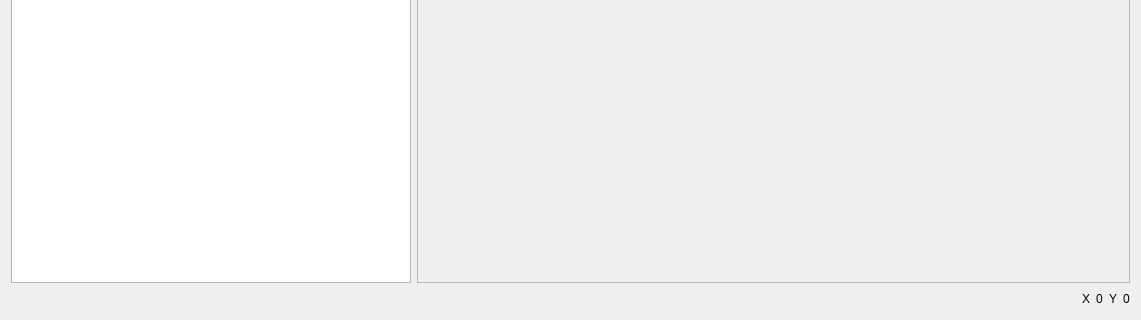
The window that NetworkViewer/ScopeView.ui (glocklueng/openecosys) describes before a commit, drawn with Qt 5; both pictures show x 0 to 1141 and y 469 to 789 of the 1141 by 789 pixel window.
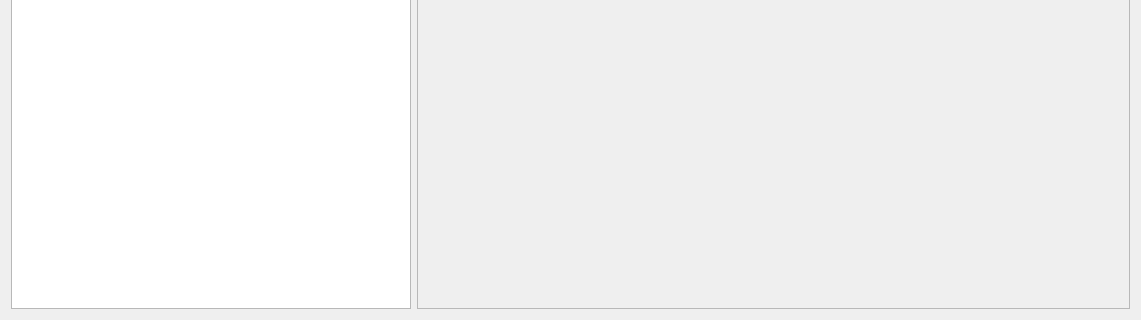
The same window after the commit. Icons and pictures are not drawn.

Patch:
```diff
--- a/NetworkViewer/ScopeView.ui
+++ b/NetworkViewer/ScopeView.ui
@@ -156,51 +156,6 @@
      </item>
     </layout>
    </item>
-   <item>
-    <layout class="QHBoxLayout" name="horizontalLayout_3">
-     <item>
-      <spacer name="horizontalSpacer_2">
-       <property name="orientation">
-        <enum>Qt::Horizontal</enum>
-       </property>
-       <property name="sizeHint" stdset="0">
-        <size>
-         <width>40</width>
-         <height>20</height>
-        </size>
-       </property>
-      </spacer>
-     </item>
-     <item>
-      <widget class="QLabel" name="label_2">
-       <property name="text">
-        <string>X</string>
-       </property>
-      </widget>
-     </item>
-     <item>
-      <widget class="QLabel" name="m_labelX">
-       <property name="text">
-        <string>0</string>
-       </property>
-      </widget>
-     </item>
-     <item>
-      <widget class="QLabel" name="label">
-       <property name="text">
-        <string>Y</string>
-       </property>
-      </widget>
-     </item>
-     <item>
-      <widget class="QLabel" name="m_labelY">
-       <property name="text">
-        <string>0</string>
-       </property>
-      </widget>
-     </item>
-    </layout>
-   </item>
   </layout>
  </widget>
  <resources>
```
